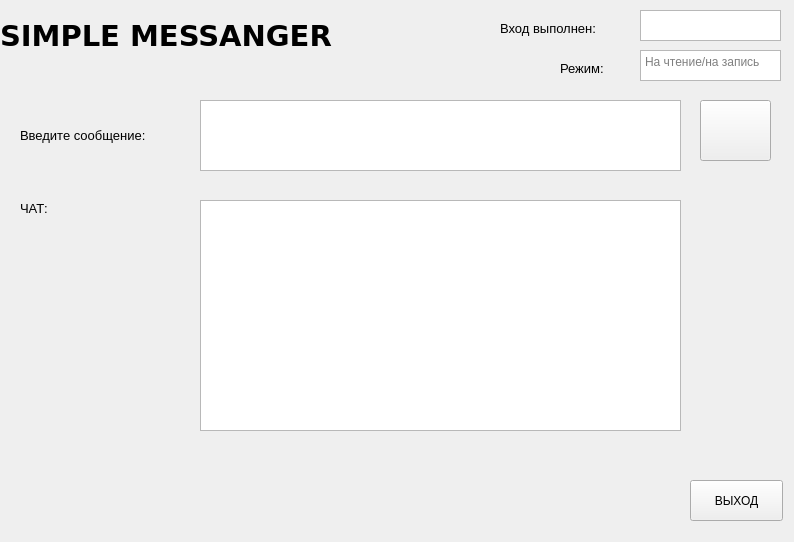
The window that GUI/chat.ui (olga1110/ChatProg) describes before a commit, drawn with Qt 5.
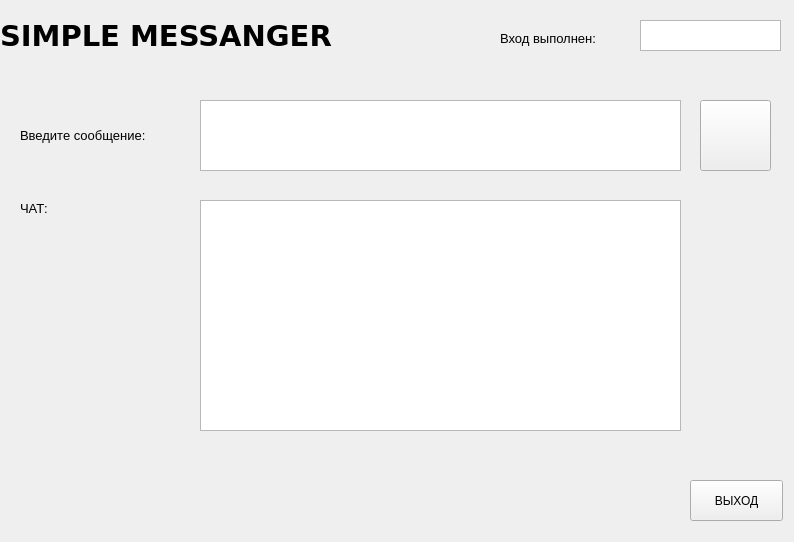
The same window after the commit. Icons and pictures are not drawn.

The edit to the form file:
```diff
--- a/GUI/chat.ui
+++ b/GUI/chat.ui
@@ -34,40 +34,6 @@
     <string>SIMPLE MESSANGER</string>
    </property>
   </widget>
-  <widget class="QLabel" name="label_3">
-   <property name="geometry">
-    <rect>
-     <x>560</x>
-     <y>60</y>
-     <width>71</width>
-     <height>16</height>
-    </rect>
-   </property>
-   <property name="font">
-    <font>
-     <pointsize>10</pointsize>
-    </font>
-   </property>
-   <property name="text">
-    <string>Режим:</string>
-   </property>
-  </widget>
-  <widget class="QTextBrowser" name="mode_textBrowser">
-   <property name="geometry">
-    <rect>
-     <x>640</x>
-     <y>50</y>
-     <width>141</width>
-     <height>31</height>
-    </rect>
-   </property>
-   <property name="readOnly">
-    <bool>false</bool>
-   </property>
-   <property name="placeholderText">
-    <string>На чтение/на запись</string>
-   </property>
-  </widget>
   <widget class="QLabel" name="label">
    <property name="geometry">
     <rect>
@@ -102,7 +68,7 @@
      <x>700</x>
      <y>100</y>
      <width>71</width>
-     <height>61</height>
+     <height>71</height>
     </rect>
    </property>
    <property name="text">
@@ -164,7 +130,7 @@
    <property name="geometry">
     <rect>
      <x>500</x>
-     <y>20</y>
+     <y>30</y>
      <width>131</width>
      <height>16</height>
     </rect>
@@ -182,7 +148,7 @@
    <property name="geometry">
     <rect>
      <x>640</x>
-     <y>10</y>
+     <y>20</y>
      <width>141</width>
      <height>31</height>
     </rect>
```
Left out of the diff: 2 changed lines with no effect on the pictures.
